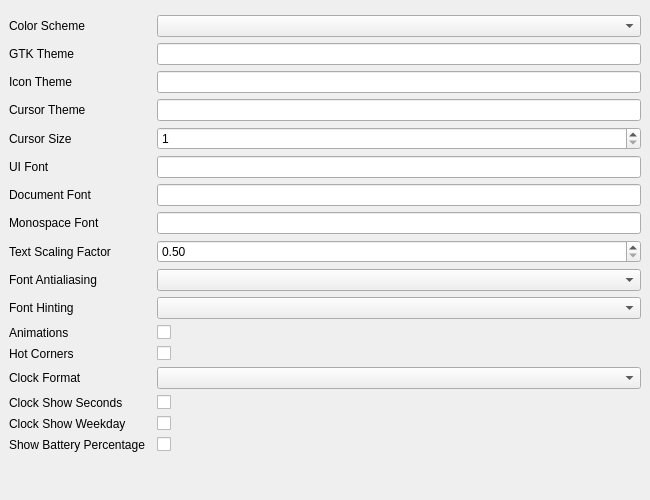
First picture: the form in shared/nexis/Pages/GnomeSettings/gnome_appearance_tab.ui, repository s4solutionsllc/Nexis, before the edit.
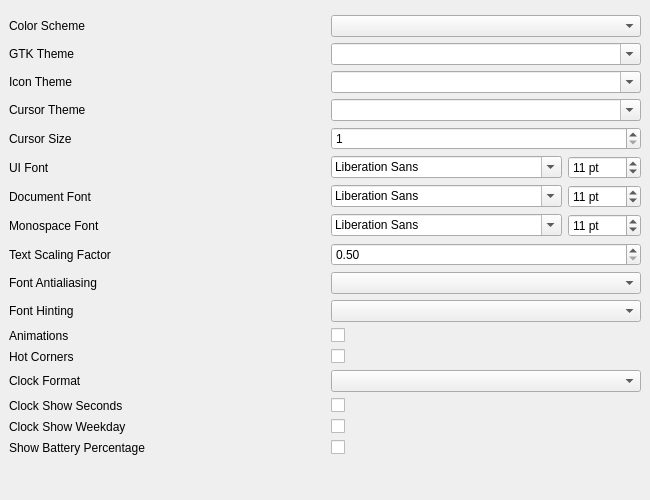
Second picture: the form after the edit.

Commit message:
feat(gnome-settings): replace theme/font text fields with dropdowns (FR-27)
Theme fields (GTK, Icon, Cursor) are now editable QComboBoxes populated
by scanning /usr/share/themes/, /usr/share/icons/, and user dirs.
Font fields (UI, Document, Monospace, Titlebar) are now QFontComboBox +
QSpinBox pairs that parse and compose GNOME's "FontFamily Size" format.
Monospace font combo filters to fixed-pitch families only.

Patch:
```diff
--- a/shared/nexis/Pages/GnomeSettings/gnome_appearance_tab.ui
+++ b/shared/nexis/Pages/GnomeSettings/gnome_appearance_tab.ui
@@ -49,8 +49,10 @@
         </widget>
        </item>
        <item row="1" column="1">
-        <widget class="QLineEdit" name="editGtkTheme">
+        <widget class="QComboBox" name="cmbGtkTheme">
          <property name="minimumSize"><size><width>200</width><height>0</height></size></property>
+         <property name="editable"><bool>true</bool></property>
+         <property name="cursor"><cursorShape>PointingHandCursor</cursorShape></property>
         </widget>
        </item>
 
@@ -61,8 +63,10 @@
         </widget>
        </item>
        <item row="2" column="1">
-        <widget class="QLineEdit" name="editIconTheme">
+        <widget class="QComboBox" name="cmbIconTheme">
          <property name="minimumSize"><size><width>200</width><height>0</height></size></property>
+         <property name="editable"><bool>true</bool></property>
+         <property name="cursor"><cursorShape>PointingHandCursor</cursorShape></property>
         </widget>
        </item>
 
@@ -73,8 +77,10 @@
         </widget>
        </item>
        <item row="3" column="1">
-        <widget class="QLineEdit" name="editCursorTheme">
+        <widget class="QComboBox" name="cmbCursorTheme">
          <property name="minimumSize"><size><width>200</width><height>0</height></size></property>
+         <property name="editable"><bool>true</bool></property>
+         <property name="cursor"><cursorShape>PointingHandCursor</cursorShape></property>
         </widget>
        </item>
 
@@ -99,8 +105,29 @@
         </widget>
        </item>
        <item row="5" column="1">
-        <widget class="QLineEdit" name="editFont">
-         <property name="minimumSize"><size><width>200</width><height>0</height></size></property>
+        <widget class="QWidget" name="containerFont">
+         <layout class="QHBoxLayout" name="layoutFont">
+          <property name="leftMargin"><number>0</number></property>
+          <property name="topMargin"><number>0</number></property>
+          <property name="rightMargin"><number>0</number></property>
+          <property name="bottomMargin"><number>0</number></property>
+          <property name="spacing"><number>6</number></property>
+          <item>
+           <widget class="QFontComboBox" name="fontFont">
+            <property name="minimumSize"><size><width>200</width><height>0</height></size></property>
+            <property name="cursor"><cursorShape>PointingHandCursor</cursorShape></property>
+           </widget>
+          </item>
+          <item>
+           <widget class="QSpinBox" name="spinFontSize">
+            <property name="minimum"><number>6</number></property>
+            <property name="maximum"><number>72</number></property>
+            <property name="value"><number>11</number></property>
+            <property name="suffix"><string> pt</string></property>
+            <property name="focusPolicy"><enum>Qt::ClickFocus</enum></property>
+           </widget>
+          </item>
+         </layout>
         </widget>
        </item>
 
@@ -111,8 +138,29 @@
         </widget>
        </item>
        <item row="6" column="1">
-        <widget class="QLineEdit" name="editDocFont">
-         <property name="minimumSize"><size><width>200</width><height>0</height></size></property>
+        <widget class="QWidget" name="containerDocFont">
+         <layout class="QHBoxLayout" name="layoutDocFont">
+          <property name="leftMargin"><number>0</number></property>
+          <property name="topMargin"><number>0</number></property>
+          <property name="rightMargin"><number>0</number></property>
+          <property name="bottomMargin"><number>0</number></property>
+          <property name="spacing"><number>6</number></property>
+          <item>
+           <widget class="QFontComboBox" name="fontDocFont">
+            <property name="minimumSize"><size><width>200</width><height>0</height></size></property>
+            <property name="cursor"><cursorShape>PointingHandCursor</cursorShape></property>
+           </widget>
+          </item>
+          <item>
+           <widget class="QSpinBox" name="spinDocFontSize">
+            <property name="minimum"><number>6</number></property>
+            <property name="maximum"><number>72</number></property>
+            <property name="value"><number>11</number></property>
+            <property name="suffix"><string> pt</string></property>
+            <property name="focusPolicy"><enum>Qt::ClickFocus</enum></property>
+           </widget>
+          </item>
+         </layout>
         </widget>
        </item>
 
@@ -123,8 +171,29 @@
         </widget>
        </item>
        <item row="7" column="1">
-        <widget class="QLineEdit" name="editMonoFont">
-         <property name="minimumSize"><size><width>200</width><height>0</height></size></property>
+        <widget class="QWidget" name="containerMonoFont">
+         <layout class="QHBoxLayout" name="layoutMonoFont">
+          <property name="leftMargin"><number>0</number></property>
+          <property name="topMargin"><number>0</number></property>
+          <property name="rightMargin"><number>0</number></property>
+          <property name="bottomMargin"><number>0</number></property>
+          <property name="spacing"><number>6</number></property>
+          <item>
+           <widget class="QFontComboBox" name="fontMonoFont">
+            <property name="minimumSize"><size><width>200</width><height>0</height></size></property>
+            <property name="cursor"><cursorShape>PointingHandCursor</cursorShape></property>
+           </widget>
+          </item>
+          <item>
+           <widget class="QSpinBox" name="spinMonoFontSize">
+            <property name="minimum"><number>6</number></property>
+            <property name="maximum"><number>72</number></property>
+            <property name="value"><number>11</number></property>
+            <property name="suffix"><string> pt</string></property>
+            <property name="focusPolicy"><enum>Qt::ClickFocus</enum></property>
+           </widget>
+          </item>
+         </layout>
         </widget>
        </item>
 
@@ -263,6 +332,13 @@
    </item>
   </layout>
  </widget>
+ <customwidgets>
+  <customwidget>
+   <class>QFontComboBox</class>
+   <extends>QComboBox</extends>
+   <header>QFontComboBox</header>
+  </customwidget>
+ </customwidgets>
  <resources/>
  <connections/>
 </ui>
```
The commit also changes 7 other files.
